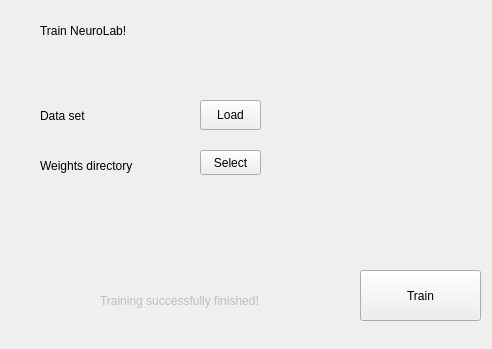
marcobasmaji/NeuroLab, file ViewModule/TrainingPanel.ui: the form before one commit.
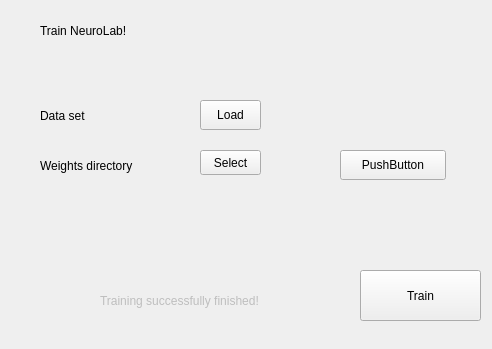
The form after the commit.

Patch:
```diff
--- a/ViewModule/TrainingPanel.ui
+++ b/ViewModule/TrainingPanel.ui
@@ -134,6 +134,19 @@
      <string>Load</string>
     </property>
    </widget>
+   <widget class="QPushButton" name="pushButton">
+    <property name="geometry">
+     <rect>
+      <x>340</x>
+      <y>150</y>
+      <width>106</width>
+      <height>30</height>
+     </rect>
+    </property>
+    <property name="text">
+     <string>PushButton</string>
+    </property>
+   </widget>
   </widget>
  </widget>
  <resources/>
```
